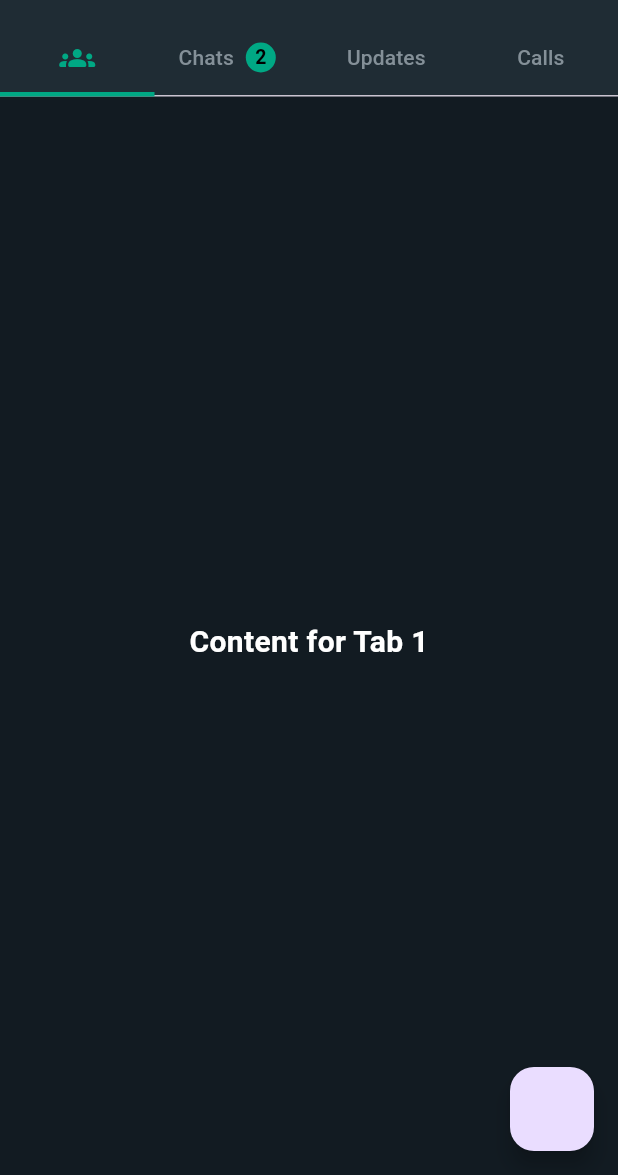
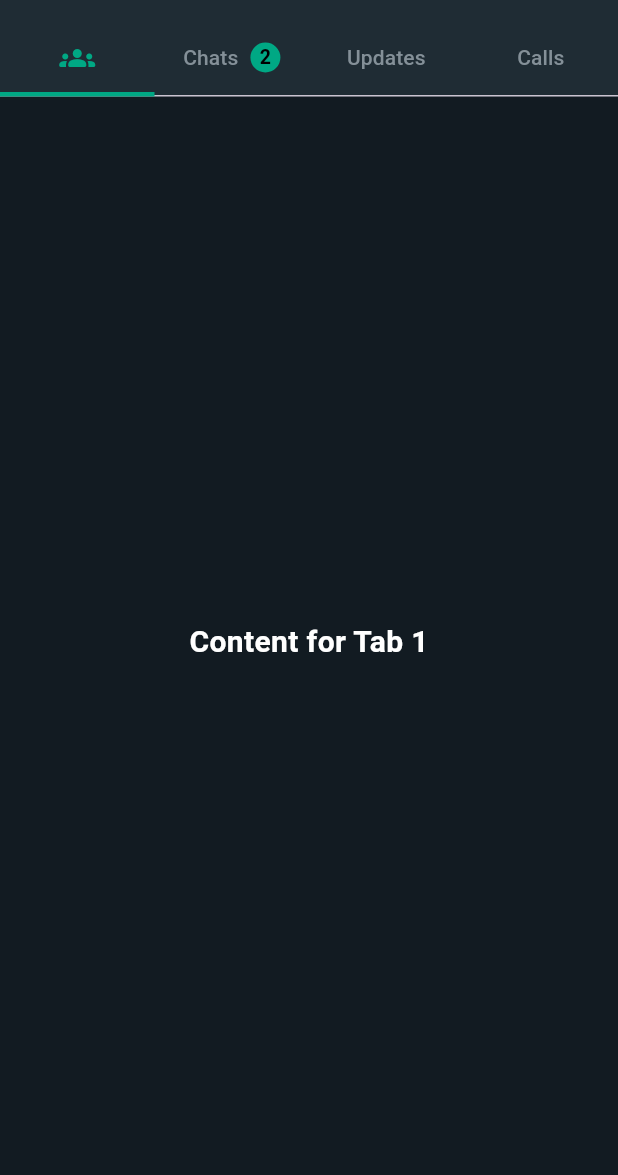
Before and after one commit to Talhach64/whatsapp_clone, a Flutter app: the screen it shows after launch, on a phone screen of 412 x 824 dp, the part 61-1236 px from its top. Run offline on Flutter 3.47's test engine with Material 3 defaults, Android fonts, the phone set to English and light mode, and no system bars; our stand-ins replace dotted_border, flutter_svg, get.

Commit message:
Floating Button completed with using GetX state

```diff
--- a/lib/components/calls_list_tile.dart
+++ b/lib/components/calls_list_tile.dart
@@ -26,7 +26,7 @@ class CreateCallLink extends StatelessWidget {
           ),
         ),
         const Padding(
-          padding: EdgeInsets.only(left: 20.0, top: 8,bottom: 8),
+          padding: EdgeInsets.only(left: 20.0, top: 8, bottom: 8),
           child: Text(
             'Recent',
             style: TextStyle(color: Colors.white, fontSize: 18),
@@ -60,7 +60,8 @@ class CallsListTile extends StatelessWidget {
         ),
         title: Text(
           label,
-          style: const TextStyle(fontWeight: FontWeight.bold, color: Colors.white),
+          style:
+              const TextStyle(fontWeight: FontWeight.bold, color: Colors.white),
         ),
         subtitle: Row(
           children: [
--- a/lib/components/channel_container.dart
+++ b/lib/components/channel_container.dart
@@ -8,7 +8,7 @@ class ChannelContainer extends StatelessWidget {
     return Column(
       crossAxisAlignment: CrossAxisAlignment.start,
       children: [
-        SizedBox(height: 8),
+        const SizedBox(height: 8),
         const Padding(
           padding: EdgeInsets.symmetric(horizontal: 15),
           child: Row(
--- a/lib/components/floating_button.dart
+++ /dev/null
@@ -1 +0,0 @@
-import 'package:flutter/material.dart';
--- a/lib/components/list_tile.dart
+++ b/lib/components/list_tile.dart
@@ -20,7 +20,8 @@ class ListTileHome extends StatelessWidget {
       ),
       title: Text(
         label,
-        style: const TextStyle(fontWeight: FontWeight.bold,color: Colors.white),
+        style:
+            const TextStyle(fontWeight: FontWeight.bold, color: Colors.white),
       ),
       subtitle: Text(subLabel,
           style: const TextStyle(
--- a/lib/ui/chat_thread.dart
+++ b/lib/ui/chat_thread.dart
@@ -11,32 +11,27 @@ import 'package:untitled/model/conversations.dart';
 import '../components/channel_container.dart';
 import '../components/list_tile.dart';
 import '../components/new_channel_container.dart';
+import '../test_example_code.dart';
 
-class TabControllerGetX extends GetxController {
-  var currentIndex = 0.obs;
+class MyController extends GetxController
+    with GetSingleTickerProviderStateMixin {
+  RxInt currentIndex = 0.obs;
 
-  void changeTabIndex(int index) {
-    currentIndex.value = index;
-  }
+  late TabController tabController;
+  final ScrollController _controller1 = ScrollController();
+  final ScrollController _controller2 = ScrollController();
+
+  setIndex() {
+    currentIndex.value = tabController.index;
   }
 
-class ChatThread extends StatefulWidget {
-  const ChatThread({super.key});
-
   @override
-  State<ChatThread> createState() => _ChatThreadState();
-}
-
-class _ChatThreadState extends State<ChatThread> {
-  final TabControllerGetX tabController = Get.put(TabControllerGetX());
-  ScrollController _controller1 = ScrollController();
-  ScrollController _controller2 = ScrollController();
-
-  @override
-  void initState() {
-    super.initState();
+  void onInit() {
+    tabController = TabController(length: 4, vsync: this);
+    tabController.addListener(setIndex);
     _controller1.addListener(_scrollListener);
     _controller2.addListener(_scrollListener);
+    super.onInit();
   }
 
   void _scrollListener() {
@@ -49,11 +44,86 @@ class _ChatThreadState extends State<ChatThread> {
       _controller1.jumpTo(_controller2.position.pixels);
     }
   }
+}
+
+class ChatThread extends StatefulWidget {
+  const ChatThread({super.key});
+
+  @override
+  State<ChatThread> createState() => _ChatThreadState();
+}
+
+class _ChatThreadState extends State<ChatThread> with TickerProviderStateMixin {
+  MyController gController = Get.put(MyController());
+
+  @override
+  void initState() {
+    super.initState();
+  }
+
+  Widget _getFloatingButton() {
+    if (gController.currentIndex.value == 1) {
+      return Container(
+        height: 50,
+        width: 50,
+        decoration: BoxDecoration(
+          color: const Color(0xFF00a884),
+          borderRadius: BorderRadius.circular(15),
+        ),
+        child: const Icon(
+          Icons.message_rounded,
+        ),
+      );
+    } else if (gController.currentIndex.value == 2) {
+      return Column(
+        mainAxisAlignment: MainAxisAlignment.end,
+        children: [
+          Container(
+            height: 40,
+            width: 40,
+            decoration: BoxDecoration(
+              color: const Color(0xFF3c4a55),
+              borderRadius: BorderRadius.circular(12),
+            ),
+            child: const Icon(
+              Icons.edit,
+              color: Color(0xFFd3d7da),
+            ),
+          ),
+          const SizedBox(height: 10),
+          Container(
+            height: 50,
+            width: 50,
+            decoration: BoxDecoration(
+              color: const Color(0xFF00a884),
+              borderRadius: BorderRadius.circular(15),
+            ),
+            child: const Icon(
+              Icons.camera_alt_rounded,
+            ),
+          ),
+        ],
+      );
+    } else if (gController.currentIndex.value == 3) {
+      return Container(
+        height: 50,
+        width: 50,
+        decoration: BoxDecoration(
+          color: const Color(0xFF00a884),
+          borderRadius: BorderRadius.circular(15),
+        ),
+        child: const Icon(
+          Icons.phone,
+        ),
+      );
+    } else {
+      return const SizedBox();
+    }
+  }
 
   @override
   void dispose() {
-    _controller1.dispose();
-    _controller2.dispose();
+    print("disposed called()");
     super.dispose();
   }
 
@@ -63,13 +133,18 @@ class _ChatThreadState extends State<ChatThread> {
       initialIndex: 0,
       length: 4,
       child: Scaffold(
-        floatingActionButton:FloatingButton(),
+        floatingActionButton: Obx(() => _getFloatingButton()),
         backgroundColor: const Color(0xFF121b22),
         appBar: AppBar(
-          title: const Text(
+          title: GestureDetector(
+            onTap: () => Get.to(() => const Demo()),
+            child: const Text(
               'WhatsApp',
               style: TextStyle(
-                fontSize: 20, fontWeight: FontWeight.bold, color: Colors.white),
+                  fontSize: 20,
+                  fontWeight: FontWeight.bold,
+                  color: Colors.white),
+            ),
           ),
           backgroundColor: const Color(0xFF1f2c34),
           actions: [
@@ -81,25 +156,24 @@ class _ChatThreadState extends State<ChatThread> {
             const SizedBox(width: 15),
           ],
           iconTheme: const IconThemeData(color: Colors.white),
-          bottom:  TabBar(
-              onTap: (index) {
-                // Use GetController to update the tab index
-                tabController.changeTabIndex(index);
-              },
-              labelStyle: TextStyle(
+          bottom: TabBar(
+              controller: gController.tabController,
+              labelStyle: const TextStyle(
                   fontSize: 14,
                   fontWeight: FontWeight.w900,
                   color: Color(0xFF00a884)),
-              unselectedLabelStyle: TextStyle(
+              unselectedLabelStyle: const TextStyle(
                   color: Color(
                       0xFF849098) // Set the permanent color for unselected tabs
                   ),
               indicatorSize: TabBarIndicatorSize.tab,
-              indicatorColor: Color(0xFF00a884),
+              indicatorColor: const Color(0xFF00a884),
               indicatorWeight: 3,
-              tabs: [
+              tabs: const [
                 Tab(icon: Icon(Icons.groups_rounded)),
                 Tab(
+                  child: SingleChildScrollView(
+                    scrollDirection: Axis.horizontal,
                     child: Row(
                       children: [
                         Text('Chats'),
@@ -120,6 +194,7 @@ class _ChatThreadState extends State<ChatThread> {
                       ],
                     ),
                   ),
+                ),
                 Tab(text: "Updates"),
                 Tab(text: "Calls"),
               ]),
@@ -131,6 +206,7 @@ class _ChatThreadState extends State<ChatThread> {
                     AppBar().preferredSize.height -
                     40),
             child: TabBarView(
+              controller: gController.tabController,
               children: [
                 const Center(
                   child: Text(
@@ -156,7 +232,8 @@ class _ChatThreadState extends State<ChatThread> {
                         );
                       }),
                 ),
-                Column(
+                SingleChildScrollView(
+                  child: Column(
                     children: [
                       const SizedBox(height: 10),
                       ListTile(
@@ -176,7 +253,7 @@ class _ChatThreadState extends State<ChatThread> {
                         height: 60,
                         child: ListView.builder(
                           itemCount: listData.length,
-                        controller: _controller1,
+                          controller: gController._controller1,
                           scrollDirection: Axis.horizontal,
                           itemBuilder: (BuildContext context, int index) {
                             if (index == 0) {
@@ -224,7 +301,7 @@ class _ChatThreadState extends State<ChatThread> {
                       SizedBox(
                         height: 30,
                         child: ListView.builder(
-                        controller: _controller2,
+                          controller: gController._controller2,
                           itemCount: listData.length,
                           scrollDirection: Axis.horizontal,
                           itemBuilder: (BuildContext context, int index) {
@@ -266,19 +343,19 @@ class _ChatThreadState extends State<ChatThread> {
                       ),
                       const ChannelContainer(),
                       const ChannelContainer(),
-                    ListTile(
-                      leading: const Text(
+                      const ListTile(
+                        leading: Text(
                           "Find channels",
                           style: TextStyle(
                               fontWeight: FontWeight.bold,
                               color: Colors.white,
                               fontSize: 18),
                         ),
-                      trailing: Container(
+                        trailing: SizedBox(
                           // color: Colors.red,
                           height: 30,
                           width: 80,
-                        child: const Row(
+                          child: Row(
                             children: [
                               Text(
                                 'See all',
@@ -312,6 +389,7 @@ class _ChatThreadState extends State<ChatThread> {
                         ),
                       ),
                     ],
+                  ),
                 ),
                 ListView.builder(
                   itemCount: listData.length,
@@ -531,27 +609,24 @@ class _ChatThreadState extends State<ChatThread> {
 }
 
 class FloatingButton extends StatelessWidget {
-  final TabControllerGetX tabController = Get.find();
+  final TabController tabController;
+
   final onTap;
 
-   FloatingButton({super.key, this.onTap});
-
+  const FloatingButton({super.key, this.onTap, required this.tabController});
 
   @override
   Widget build(BuildContext context) {
-      return Obx(() {
+    print(tabController.index);
     return FloatingActionButton(
       onPressed: onTap,
       // child: Icon(Icons.ac_unit),
       child: _getIcon(context),
     );
-      });
   }
 
-
   Widget _getIcon(BuildContext context) {
-
-    switch (tabController.currentIndex.value) {
+    switch (tabController.index) {
       case 0:
         return const SizedBox();
       case 1:
@@ -568,6 +643,7 @@ class FloatingButton extends StatelessWidget {
         );
       case 2:
         return Column(
+          mainAxisSize: MainAxisSize.min,
           children: [
             Container(
               height: 40,
@@ -581,10 +657,10 @@ class FloatingButton extends StatelessWidget {
                 color: Color(0xFFd3d7da),
               ),
             ),
-            const SizedBox(height: 18),
+            // const SizedBox(height: 18),
             Container(
-              height: 52,
-              width: 52,
+              height: 40,
+              width: 40,
               decoration: BoxDecoration(
                 color: const Color(0xFF00a884),
                 borderRadius: BorderRadius.circular(15),
@@ -597,8 +673,8 @@ class FloatingButton extends StatelessWidget {
         );
       default:
         return Container(
-          height: 52,
-          width: 52,
+          height: 30,
+          width: 30,
           decoration: BoxDecoration(
             color: const Color(0xFF00a884),
             borderRadius: BorderRadius.circular(15),
```
Also changed, not shown: lib/components/new_channel_container.dart (+17 -13 lines), lib/demo.dart (deleted, +0 -27 lines), lib/main.dart (+11 -3 lines), lib/model/conversations.dart (+3 -9 lines), lib/test_example_code.dart (added, +48 -0 lines), lib/ui/updates.dart (deleted, +0 -17 lines). Lines whose indentation alone changed are shown as unchanged.
